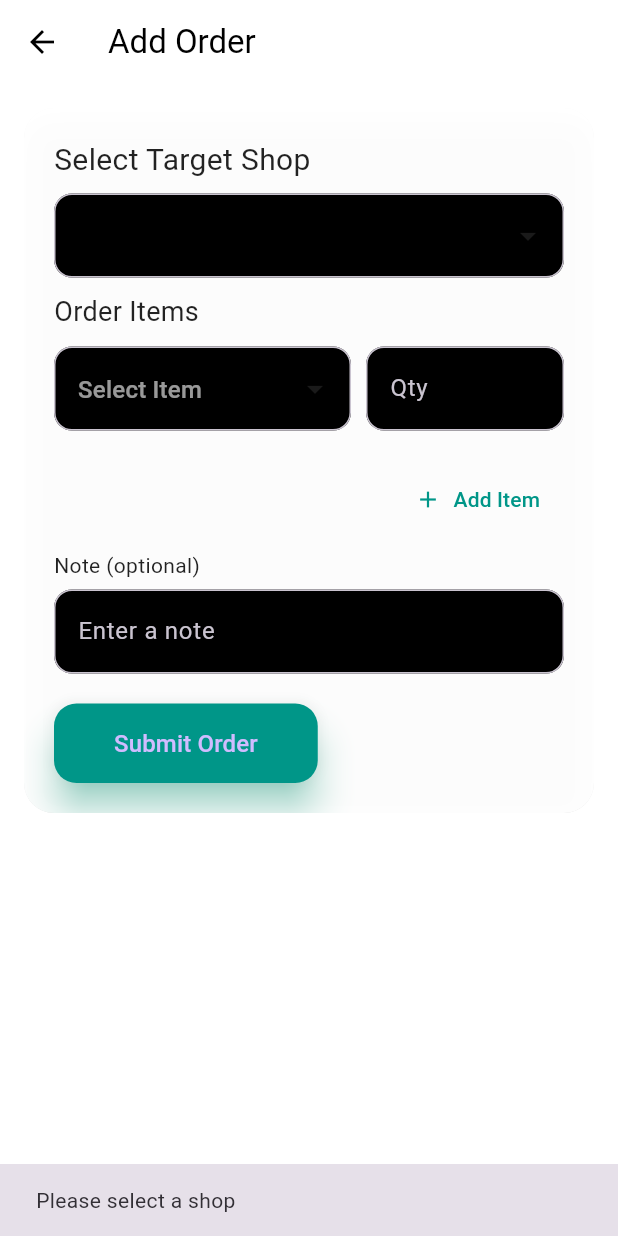
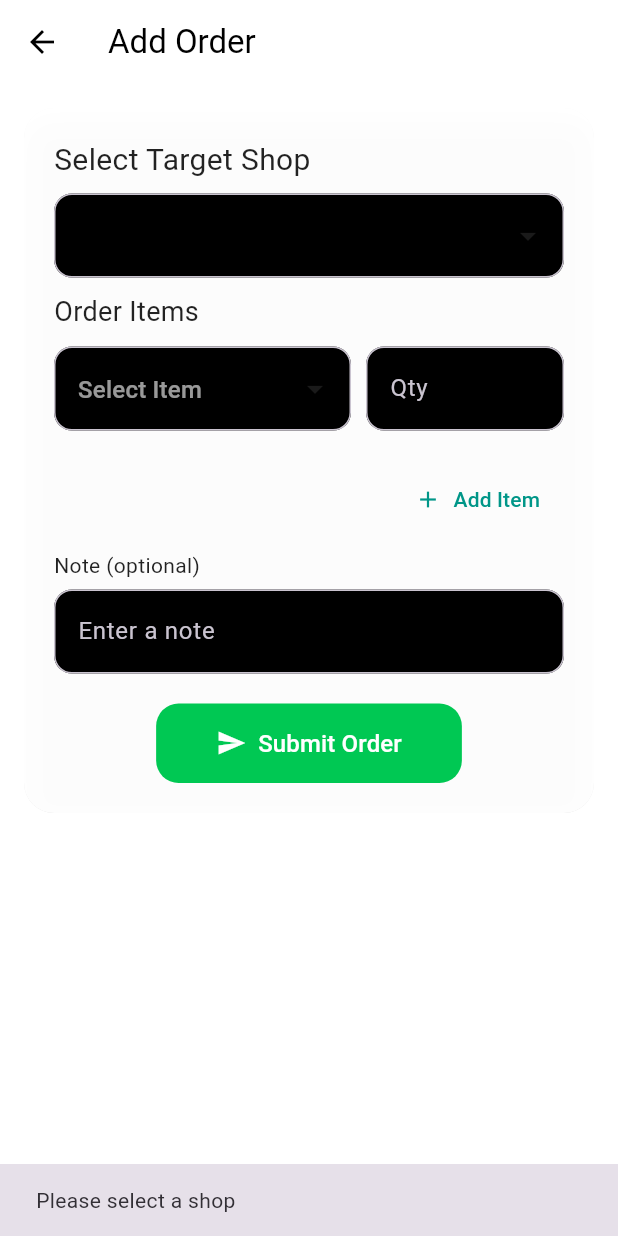
Before and after one commit to Sanka43/KitchenSync, a Flutter app: the AddOrderPage screen opened directly, after a tap on "Submit Order", on a phone screen of 412 x 824 dp. Run offline on Flutter 3.47's test engine with Material 3 defaults, Android fonts, the phone set to English and light mode, and no system bars; our stand-ins replace cloud_firestore, firebase_auth, firebase_core, firebase_database, firebase_storage, fl_chart and 2 more; accounts and stored records are empty.

Commit message:
add oder page update ui-button

```diff
--- a/lib/views/hotel/add_order_page.dart
+++ b/lib/views/hotel/add_order_page.dart
@@ -180,7 +180,8 @@ class _AddOrderPageState extends State<AddOrderPage> {
                     const SizedBox(height: 6),
                     _buildTextField(noteController, "Enter a note"),
                     const SizedBox(height: 20),
-                    ElevatedButton(
+                    Center(
+                      child: ElevatedButton(
                         onPressed: isSubmitting
                             ? null
                             : () async {
@@ -188,10 +189,11 @@ class _AddOrderPageState extends State<AddOrderPage> {
                                 setState(() => isSubmitting = true);
 
                                 try {
-                                final user = FirebaseAuth.instance.currentUser;
-                                if (user == null) {
+                                  final user =
+                                      FirebaseAuth.instance.currentUser;
+                                  if (user == null)
                                     throw Exception("User not logged in");
-                                }
+
                                   if (selectedShopId == null) {
                                     ScaffoldMessenger.of(context).showSnackBar(
                                       const SnackBar(
@@ -254,7 +256,9 @@ class _AddOrderPageState extends State<AddOrderPage> {
                                 }
                               },
                         style: ElevatedButton.styleFrom(
-                        backgroundColor: Colors.teal,
+                          backgroundColor: isSubmitting
+                              ? const Color.fromARGB(255, 93, 93, 93)
+                              : Color(0xFF00C853),
                           padding: const EdgeInsets.symmetric(
                             horizontal: 40,
                             vertical: 15,
@@ -262,14 +266,41 @@ class _AddOrderPageState extends State<AddOrderPage> {
                           shape: RoundedRectangleBorder(
                             borderRadius: BorderRadius.circular(15),
                           ),
-                        shadowColor: Colors.tealAccent,
+                          shadowColor: Colors.teal.withOpacity(0),
                           elevation: 10,
                         ),
+                        child: AnimatedSwitcher(
+                          duration: const Duration(milliseconds: 300),
                           child: isSubmitting
-                          ? const CircularProgressIndicator(color: Colors.white)
-                          : const Text(
+                              ? const SizedBox(
+                                  key: ValueKey('loader'),
+                                  width: 24,
+                                  height: 24,
+                                  child: CircularProgressIndicator(
+                                    color: Colors.white,
+                                    strokeWidth: 2,
+                                  ),
+                                )
+                              : const Row(
+                                  key: ValueKey('text'),
+                                  mainAxisSize: MainAxisSize.min,
+                                  children: [
+                                    Icon(
+                                      Icons.send,
+                                      size: 20,
+                                      color: Colors.white,
+                                    ),
+                                    SizedBox(width: 8),
+                                    Text(
                                       "Submit Order",
-                              style: TextStyle(fontSize: 16),
+                                      style: TextStyle(
+                                        fontSize: 16,
+                                        color: Colors.white,
+                                      ),
+                                    ),
+                                  ],
+                                ),
+                        ),
                       ),
                     ),
                   ],
```
Lines whose indentation alone changed are shown as unchanged.
